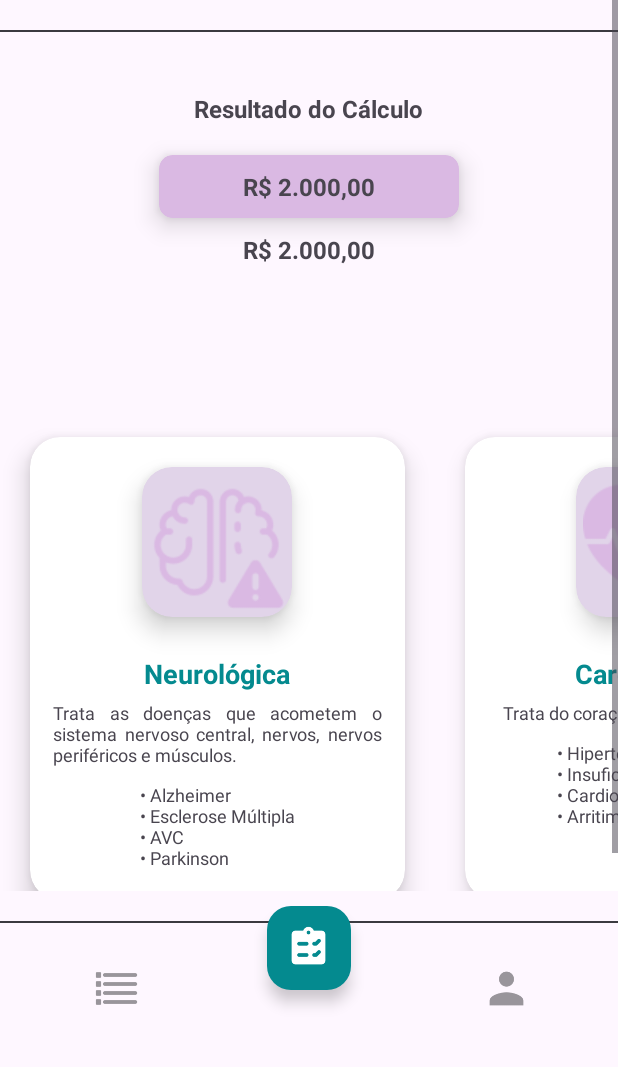
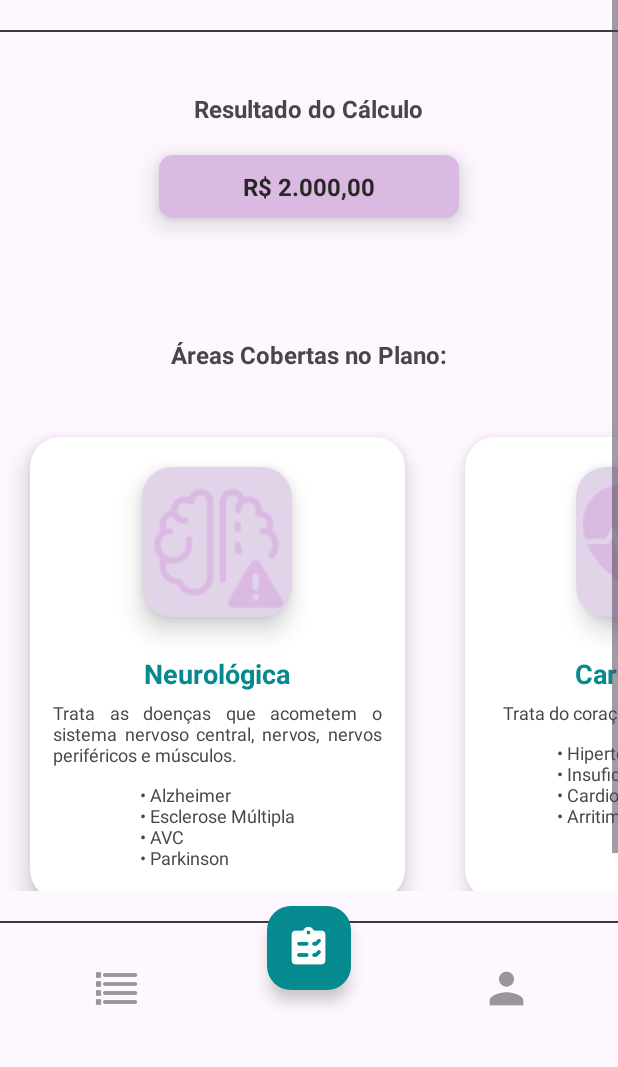
Before and after one commit to aaaaaaaaana/sprint3, an Android app: the Home screen opened directly, with no data from a screen before it, on a phone screen of 412 x 824 dp, the part 165-1232 px from its top. Run offline under Robolectric (Android 15) with nearby library versions, the phone set to English and light mode, and no system bars.

Commit message:
home terminada

```diff
--- a/app/src/main/res/layout/activity_home.xml
+++ b/app/src/main/res/layout/activity_home.xml
@@ -95,6 +95,7 @@
                             android:layout_height="match_parent"
                             android:layout_gravity="center"
                             android:padding="10dp"
+                            android:textColor="#272727"
                             android:text="R$ 2.000,00"
                             android:textSize="16dp"
                             android:textStyle="bold" />
@@ -106,9 +107,9 @@
                         android:id="@+id/textView6"
                         android:layout_width="wrap_content"
                         android:layout_height="0dp"
-                        android:layout_gravity="center"
+                        android:layout_marginTop="70dp"
                         android:padding="10dp"
-                        android:text="R$ 2.000,00"
+                        android:text="Áreas Cobertas no Plano:"
                         android:textSize="16dp"
                         android:textStyle="bold"
                         app:layout_constraintEnd_toEndOf="parent"
```
